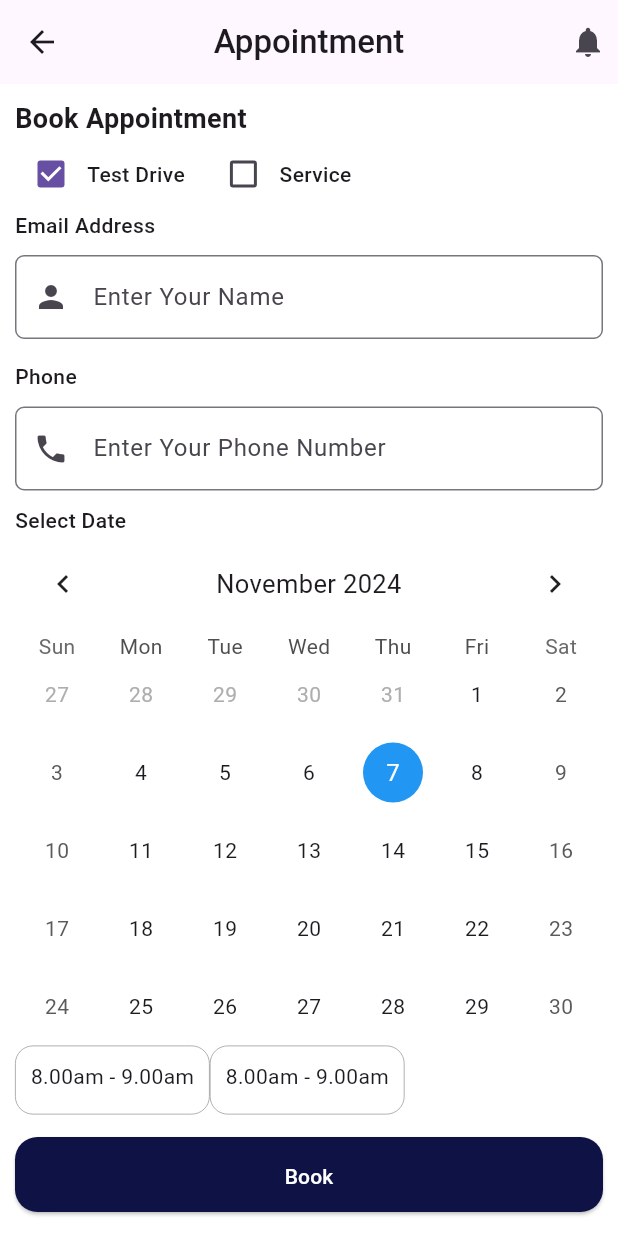
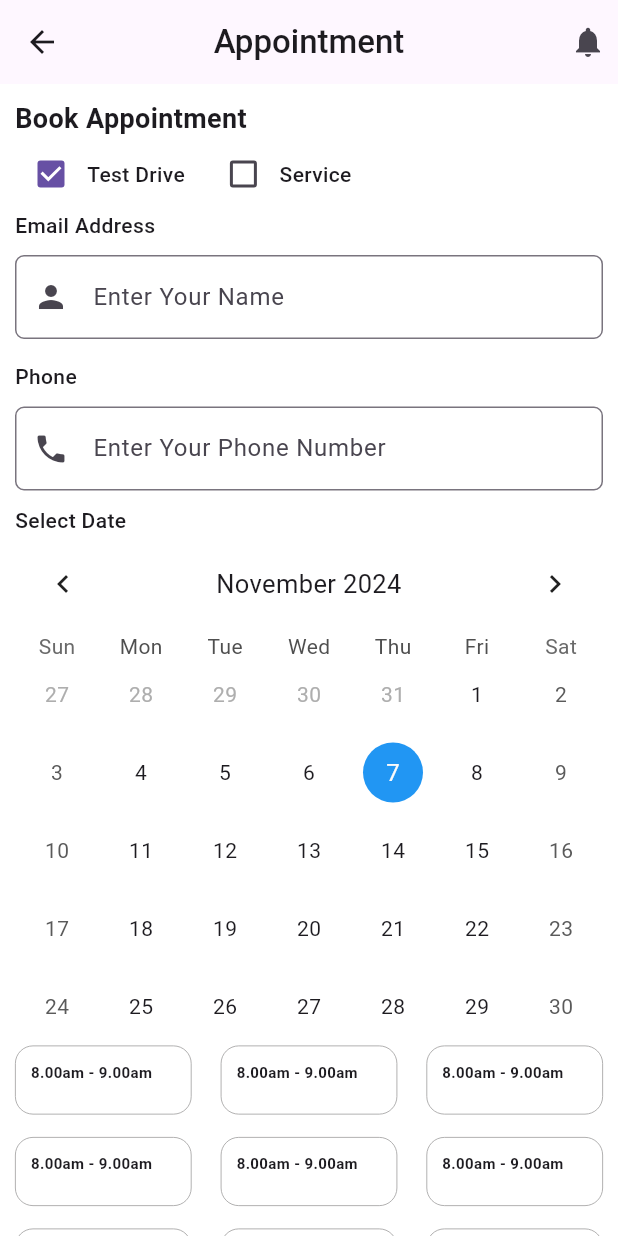
Before and after one commit to Tarikul69/car_01, a Flutter app: the appointment screen opened directly, on a phone screen of 412 x 824 dp. Run offline on Flutter 3.47's test engine with Material 3 defaults, Android fonts, the phone set to English and light mode, and no system bars; drawn by our look-alikes of table_calendar; our stand-ins replace font_awesome_flutter, get; missing offline and left inert: onboarding.

Commit message:
Appointment

```diff
--- a/lib/widgets/home/appointment.dart
+++ b/lib/widgets/home/appointment.dart
@@ -141,13 +141,34 @@
               ),
               Row(
                 children: [
-                  card_01(),
-                  card_01(),
+                  card_01(context),
+                  Spacer(),
+                  card_01(context),
+                  Spacer(),
+                  card_01(context),
                 ],
               ),
-              SizedBox(
-                height: 15,
+              SizedBox(height: 15),
+              Row(
+                children: [
+                  card_01(context),
+                  Spacer(),
+                  card_01(context),
+                  Spacer(),
+                  card_01(context),
+                ],
               ),
+              SizedBox(height: 15),
+              Row(
+                children: [
+                  card_01(context),
+                  Spacer(),
+                  card_01(context),
+                  Spacer(),
+                  card_01(context),
+                ],
+              ),
+              SizedBox(height: 15),
               ElevatedButton(
                   onPressed: () {},
                   style: ElevatedButton.styleFrom(
@@ -167,8 +188,9 @@
 }
 
 //Card
-Widget card_01() {
+Widget card_01(context) {
   return Container(
+    width: MediaQuery.sizeOf(context).width / 3.5,
     padding: EdgeInsets.all(10),
     decoration: BoxDecoration(
       borderRadius: BorderRadius.circular(12.0),
@@ -179,7 +201,10 @@
     ),
     child: SizedBox(
       height: 25,
-      child: Text("8.00am - 9.00am"),
+      child: Text(
+        "8.00am - 9.00am",
+        style: TextStyle(fontSize: 10, fontWeight: FontWeight.w600),
+      ),
     ),
   );
 }
```
